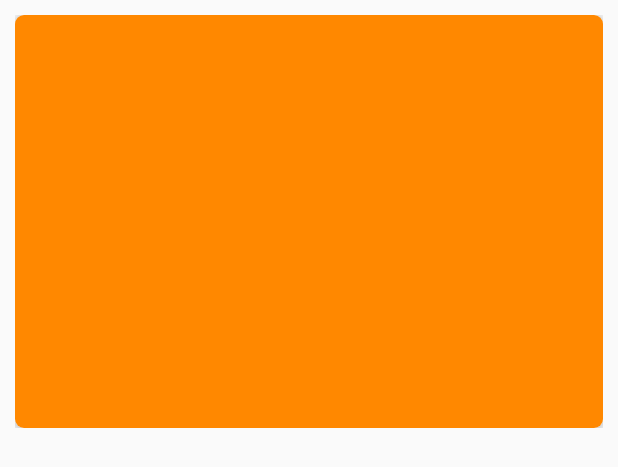
After one commit to janishar/PlaceHolderView, an Android app: the layout gallery_item_big.xml on its own in the app's theme, with its tools: preview values and no code run, on a phone screen of 412 x 824 dp. The commit adds this screen. Shown: the top 467 px of the screen. Run offline under Robolectric (Android 15) with nearby library versions, the phone set to English and light mode, and no system bars.

Commit message:
gallery example added

```diff
--- a/PlaceHolderViewLib/app/src/main/AndroidManifest.xml
+++ b/PlaceHolderViewLib/app/src/main/AndroidManifest.xml
@@ -1,6 +1,7 @@
 <?xml version="1.0" encoding="utf-8"?>
 <manifest xmlns:android="http://schemas.android.com/apk/res/android"
     package="com.mindorks.test">
+    <uses-permission android:name="android.permission.INTERNET"/>
     <application
         android:allowBackup="true"
         android:icon="@mipmap/ic_launcher"
--- /dev/null
+++ b/PlaceHolderViewLib/app/src/main/res/layout/gallery_item_big.xml
@@ -0,0 +1,20 @@
+<?xml version="1.0" encoding="utf-8"?>
+<LinearLayout xmlns:android="http://schemas.android.com/apk/res/android"
+    xmlns:app="http://schemas.android.com/apk/res-auto"
+    android:orientation="vertical"
+    android:layout_width="match_parent"
+    android:layout_height="wrap_content"
+    android:padding="10dp">
+    <android.support.v7.widget.CardView
+        android:layout_width="match_parent"
+        android:layout_height="wrap_content"
+        app:cardElevation="6dp"
+        app:cardCornerRadius="6dp">
+        <ImageView
+            android:id="@+id/imageView"
+            android:layout_width="match_parent"
+            android:layout_height="275dp"
+            android:scaleType="centerCrop"
+            android:src="@android:color/holo_orange_dark"/>
+    </android.support.v7.widget.CardView>
+</LinearLayout>
```
Also changed, not shown: PlaceHolderViewLib/app/build.gradle (+10 -0 lines), PlaceHolderViewLib/app/src/main/assets/images.json (added, +68 -0 lines), PlaceHolderViewLib/app/src/main/java/com/mindorks/test/Image.java (added, +17 -0 lines), PlaceHolderViewLib/app/src/main/java/com/mindorks/test/MainActivity.java (+30 -8 lines), PlaceHolderViewLib/app/src/main/java/com/mindorks/test/Utils.java (added, +60 -0 lines), PlaceHolderViewLib/app/src/main/java/com/mindorks/test/gallery/ImageTypeBig.java (added, +50 -0 lines), PlaceHolderViewLib/app/src/main/java/com/mindorks/test/gallery/ImageTypeSmall.java (added, +48 -0 lines), PlaceHolderViewLib/app/src/main/java/com/mindorks/test/gallery/ImageTypeSmallPlaceHolder.java (added, +51 -0 lines), PlaceHolderViewLib/app/src/main/res/layout/activity_main.xml (+11 -4 lines), PlaceHolderViewLib/app/src/main/res/layout/gallery_item_small.xml (added, +20 -0 lines), PlaceHolderViewLib/app/src/main/res/layout/gallery_item_small_placeholder.xml (added, +11 -0 lines).
